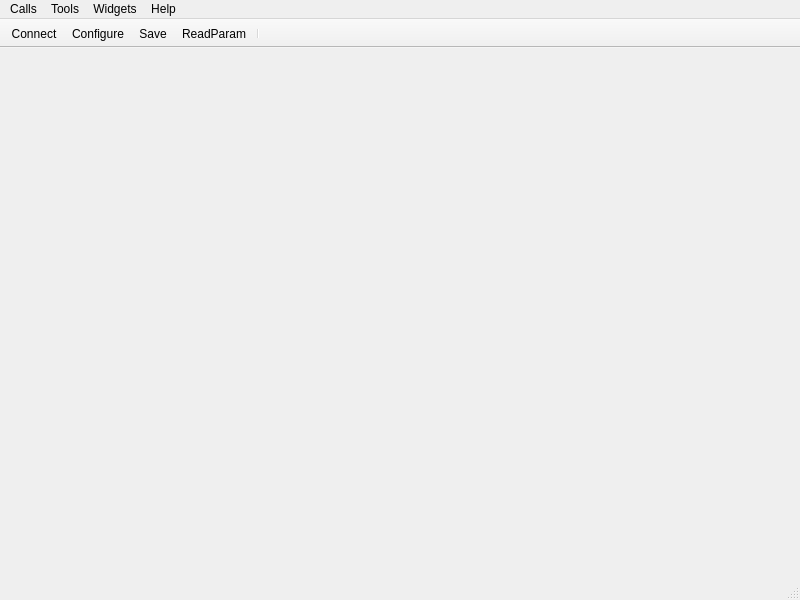
Qt form src/mainwindow.ui (nlbtuyen/ConfigurationGCS) before a commit.
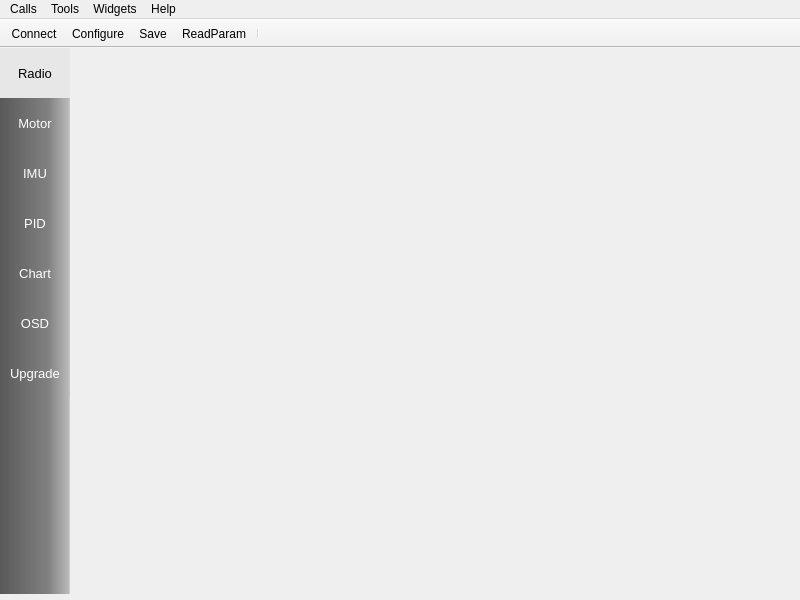
The same form after that commit. Icons and pictures are not drawn.

Commit message: New Layout + Style

Patch:
```diff
--- a/src/mainwindow.ui
+++ b/src/mainwindow.ui
@@ -44,58 +44,408 @@
    <property name="styleSheet">
     <string notr="true"/>
    </property>
-   <layout class="QHBoxLayout" name="horizontalLayout">
-    <item>
-     <widget class="QScrollArea" name="mainConfig">
-      <property name="minimumSize">
+   <widget class="QScrollArea" name="mainConfig">
+    <property name="geometry">
+     <rect>
+      <x>70</x>
+      <y>0</y>
+      <width>730</width>
+      <height>546</height>
+     </rect>
+    </property>
+    <property name="minimumSize">
+     <size>
+      <width>0</width>
+      <height>0</height>
+     </size>
+    </property>
+    <property name="maximumSize">
+     <size>
+      <width>1024</width>
+      <height>800</height>
+     </size>
+    </property>
+    <property name="contextMenuPolicy">
+     <enum>Qt::DefaultContextMenu</enum>
+    </property>
+    <property name="acceptDrops">
+     <bool>true</bool>
+    </property>
+    <property name="autoFillBackground">
+     <bool>false</bool>
+    </property>
+    <property name="styleSheet">
+     <string notr="true"/>
+    </property>
+    <property name="frameShape">
+     <enum>QFrame::NoFrame</enum>
+    </property>
+    <property name="frameShadow">
+     <enum>QFrame::Plain</enum>
+    </property>
+    <property name="sizeAdjustPolicy">
+     <enum>QAbstractScrollArea::AdjustToContents</enum>
+    </property>
+    <property name="widgetResizable">
+     <bool>true</bool>
+    </property>
+    <widget class="QWidget" name="scrollAreaWidgetContents">
+     <property name="geometry">
+      <rect>
+       <x>0</x>
+       <y>0</y>
+       <width>730</width>
+       <height>546</height>
+      </rect>
+     </property>
+    </widget>
+   </widget>
+   <widget class="QScrollArea" name="scrollArea">
+    <property name="geometry">
+     <rect>
+      <x>0</x>
+      <y>0</y>
+      <width>70</width>
+      <height>546</height>
+     </rect>
+    </property>
+    <property name="minimumSize">
+     <size>
+      <width>70</width>
+      <height>546</height>
+     </size>
+    </property>
+    <property name="maximumSize">
+     <size>
+      <width>70</width>
+      <height>550</height>
+     </size>
+    </property>
+    <property name="styleSheet">
+     <string notr="true">background-color: qlineargradient(spread:pad, x1:0, y1:0, x2:1, y2:0, stop:0 rgba(89, 89, 89, 255), stop:0.693182 rgba(129, 129, 129, 255), stop:0.98 rgba(185, 185, 185, 255), stop:1 rgba(0, 0, 0, 0));
+border: 0px;</string>
+    </property>
+    <property name="widgetResizable">
+     <bool>true</bool>
+    </property>
+    <widget class="QWidget" name="scrollAreaWidgetContents_4">
+     <property name="geometry">
+      <rect>
+       <x>0</x>
+       <y>0</y>
+       <width>70</width>
+       <height>546</height>
+      </rect>
+     </property>
+     <widget class="QToolButton" name="btn_RADIO">
+      <property name="geometry">
+       <rect>
+        <x>0</x>
+        <y>0</y>
+        <width>70</width>
+        <height>50</height>
+       </rect>
+      </property>
+      <property name="font">
+       <font>
+        <family>Arial</family>
+        <pointsize>10</pointsize>
+        <kerning>true</kerning>
+       </font>
+      </property>
+      <property name="styleSheet">
+       <string notr="true">QToolButton { 
+	background-color: #E7E7E7;
+	color: #000000;
+	border: 0px;
+}
+
+QToolButton:hover{
+	background-color: qlineargradient(spread:pad, x1:0, y1:1, x2:0, y2:0, stop:0.0113636 rgba(172, 172, 172, 255), stop:0.539773 rgba(255, 255, 255, 255), stop:0.977273 rgba(172, 172, 172, 255));
+	color: #000000;
+	border:0px;
+}
+</string>
+      </property>
+      <property name="text">
+       <string>Radio</string>
+      </property>
+      <property name="icon">
+       <iconset resource="../terminal.qrc">
+        <normaloff>:/images/radiocontrol-32.png</normaloff>:/images/radiocontrol-32.png</iconset>
+      </property>
+      <property name="iconSize">
        <size>
-        <width>0</width>
-        <height>0</height>
+        <width>24</width>
+        <height>24</height>
        </size>
       </property>
-      <property name="maximumSize">
+      <property name="popupMode">
+       <enum>QToolButton::DelayedPopup</enum>
+      </property>
+      <property name="toolButtonStyle">
+       <enum>Qt::ToolButtonTextUnderIcon</enum>
+      </property>
+     </widget>
+     <widget class="QToolButton" name="btn_MOTOR">
+      <property name="geometry">
+       <rect>
+        <x>0</x>
+        <y>50</y>
+        <width>70</width>
+        <height>50</height>
+       </rect>
+      </property>
+      <property name="font">
+       <font>
+        <family>Arial</family>
+        <pointsize>10</pointsize>
+       </font>
+      </property>
+      <property name="styleSheet">
+       <string notr="true">QToolButton { 
+	color: #FFFFFF;
+	border: 0px;
+}
+
+QToolButton:hover{
+	background-color: qlineargradient(spread:pad, x1:0, y1:1, x2:0, y2:0, stop:0.0113636 rgba(172, 172, 172, 255), stop:0.539773 rgba(255, 255, 255, 255), stop:0.977273 rgba(172, 172, 172, 255));
+	color: #000000;
+	border:0px;
+}
+</string>
+      </property>
+      <property name="text">
+       <string>Motor</string>
+      </property>
+     </widget>
+     <widget class="QToolButton" name="btn_IMU">
+      <property name="geometry">
+       <rect>
+        <x>0</x>
+        <y>100</y>
+        <width>70</width>
+        <height>50</height>
+       </rect>
+      </property>
+      <property name="font">
+       <font>
+        <family>Arial</family>
+        <pointsize>10</pointsize>
+       </font>
+      </property>
+      <property name="styleSheet">
+       <string notr="true">QToolButton { 
+	color: #FFFFFF;
+	border: 0px;
+}
+
+QToolButton:hover{
+	background-color: qlineargradient(spread:pad, x1:0, y1:1, x2:0, y2:0, stop:0.0113636 rgba(172, 172, 172, 255), stop:0.539773 rgba(255, 255, 255, 255), stop:0.977273 rgba(172, 172, 172, 255));
+	color: #000000;
+	border:0px;
+}
+</string>
+      </property>
+      <property name="text">
+       <string>IMU</string>
+      </property>
+      <property name="icon">
+       <iconset resource="../terminal.qrc">
+        <normaloff>:/images/imu-24.png</normaloff>:/images/imu-24.png</iconset>
+      </property>
+      <property name="iconSize">
        <size>
-        <width>1024</width>
-        <height>800</height>
+        <width>24</width>
+        <height>24</height>
        </size>
       </property>
-      <property name="contextMenuPolicy">
-       <enum>Qt::DefaultContextMenu</enum>
+      <property name="toolButtonStyle">
+       <enum>Qt::ToolButtonTextUnderIcon</enum>
       </property>
-      <property name="acceptDrops">
-       <bool>true</bool>
+     </widget>
+     <widget class="QToolButton" name="btn_PID">
+      <property name="geometry">
+       <rect>
+        <x>0</x>
+        <y>150</y>
+        <width>70</width>
+        <height>50</height>
+       </rect>
       </property>
-      <property name="autoFillBackground">
-       <bool>false</bool>
+      <property name="font">
+       <font>
+        <family>Arial</family>
+        <pointsize>10</pointsize>
+       </font>
       </property>
       <property name="styleSheet">
-       <string notr="true"/>
+       <string notr="true">QToolButton { 
+	color: #FFFFFF;
+	border: 0px;
+}
+
+QToolButton:hover{
+	background-color: qlineargradient(spread:pad, x1:0, y1:1, x2:0, y2:0, stop:0.0113636 rgba(172, 172, 172, 255), stop:0.539773 rgba(255, 255, 255, 255), stop:0.977273 rgba(172, 172, 172, 255));
+	color: #000000;
+	border:0px;
+}
+</string>
       </property>
-      <property name="frameShape">
-       <enum>QFrame::NoFrame</enum>
+      <property name="text">
+       <string>PID</string>
       </property>
-      <property name="frameShadow">
-       <enum>QFrame::Plain</enum>
+      <property name="icon">
+       <iconset resource="../terminal.qrc">
+        <normaloff>:/images/PID-24.png</normaloff>:/images/PID-24.png</iconset>
       </property>
-      <property name="sizeAdjustPolicy">
-       <enum>QAbstractScrollArea::AdjustToContents</enum>
+      <property name="iconSize">
+       <size>
+        <width>24</width>
+        <height>24</height>
+       </size>
       </property>
-      <property name="widgetResizable">
-       <bool>true</bool>
+      <property name="toolButtonStyle">
+       <enum>Qt::ToolButtonTextUnderIcon</enum>
       </property>
-      <widget class="QWidget" name="scrollAreaWidgetContents">
-       <property name="geometry">
-        <rect>
-         <x>0</x>
-         <y>0</y>
-         <width>782</width>
-         <height>508</height>
-        </rect>
-       </property>
-      </widget>
      </widget>
-    </item>
-   </layout>
+     <widget class="QToolButton" name="btn_CHART">
+      <property name="geometry">
+       <rect>
+        <x>0</x>
+        <y>200</y>
+        <width>70</width>
+        <height>50</height>
+       </rect>
+      </property>
+      <property name="font">
+       <font>
+        <family>Arial</family>
+        <pointsize>10</pointsize>
+       </font>
+      </property>
+      <property name="styleSheet">
+       <string notr="true">QToolButton { 
+	color: #FFFFFF;
+	border: 0px;
+}
+
+QToolButton:hover{
+	background-color: qlineargradient(spread:pad, x1:0, y1:1, x2:0, y2:0, stop:0.0113636 rgba(172, 172, 172, 255), stop:0.539773 rgba(255, 255, 255, 255), stop:0.977273 rgba(172, 172, 172, 255));
+	color: #000000;
+	border:0px;
+}
+</string>
+      </property>
+      <property name="text">
+       <string>Chart</string>
+      </property>
+      <property name="icon">
+       <iconset resource="../terminal.qrc">
+        <normaloff>:/images/line-chart-24.png</normaloff>:/images/line-chart-24.png</iconset>
+      </property>
+      <property name="iconSize">
+       <size>
+        <width>24</width>
+        <height>24</height>
+       </size>
+      </property>
+      <property name="toolButtonStyle">
+       <enum>Qt::ToolButtonTextUnderIcon</enum>
+      </property>
+     </widget>
+     <widget class="QToolButton" name="btn_OSD">
+      <property name="geometry">
+       <rect>
+        <x>0</x>
+        <y>250</y>
+        <width>70</width>
+        <height>50</height>
+       </rect>
+      </property>
+      <property name="font">
+       <font>
+        <family>Arial</family>
+        <pointsize>10</pointsize>
+       </font>
+      </property>
+      <property name="styleSheet">
+       <string notr="true">QToolButton { 
+	color: #FFFFFF;
+	border: 0px;
+}
+
+QToolButton:hover{
+	background-color:qlineargradient(spread:pad, x1:0, y1:1, x2:0, y2:0, stop:0.0113636 rgba(172, 172, 172, 255), stop:0.539773 rgba(255, 255, 255, 255), stop:0.977273 rgba(172, 172, 172, 255));
+	color: #000000;
+	border:0px;
+}
+</string>
+      </property>
+      <property name="text">
+       <string>OSD</string>
+      </property>
+      <property name="icon">
+       <iconset resource="../terminal.qrc">
+        <normaloff>:/images/OSD-24.png</normaloff>:/images/OSD-24.png</iconset>
+      </property>
+      <property name="iconSize">
+       <size>
+        <width>24</width>
+        <height>24</height>
+       </size>
+      </property>
+      <property name="toolButtonStyle">
+       <enum>Qt::ToolButtonTextUnderIcon</enum>
+      </property>
+     </widget>
+     <widget class="QToolButton" name="btn_UPGRADE">
+      <property name="geometry">
+       <rect>
+        <x>0</x>
+        <y>300</y>
+        <width>70</width>
+        <height>50</height>
+       </rect>
+      </property>
+      <property name="font">
+       <font>
+        <family>Arial</family>
+        <pointsize>10</pointsize>
+       </font>
+      </property>
+      <property name="styleSheet">
+       <string notr="true">QToolButton { 
+	color: #FFFFFF;
+	border: 0px;
+}
+
+QToolButton:hover{
+	background-color: qlineargradient(spread:pad, x1:0, y1:1, x2:0, y2:0, stop:0.0113636 rgba(172, 172, 172, 255), stop:0.539773 rgba(255, 255, 255, 255), stop:0.977273 rgba(172, 172, 172, 255));
+	color: #000000;
+	border:0px;
+}
+</string>
+      </property>
+      <property name="text">
+       <string>Upgrade</string>
+      </property>
+      <property name="icon">
+       <iconset resource="../terminal.qrc">
+        <normaloff>:/images/firmware-update-24.png</normaloff>:/images/firmware-update-24.png</iconset>
+      </property>
+      <property name="iconSize">
+       <size>
+        <width>24</width>
+        <height>24</height>
+       </size>
+      </property>
+      <property name="toolButtonStyle">
+       <enum>Qt::ToolButtonTextUnderIcon</enum>
+      </property>
+     </widget>
+    </widget>
+   </widget>
   </widget>
   <widget class="QToolBar" name="mainToolBar">
    <property name="sizePolicy">
@@ -167,14 +517,6 @@
    <addaction name="menuWidgets"/>
    <addaction name="menuHelp"/>
   </widget>
-  <widget class="QStatusBar" name="statusBar">
-   <property name="enabled">
-    <bool>false</bool>
-   </property>
-   <property name="sizeGripEnabled">
-    <bool>true</bool>
-   </property>
-  </widget>
   <action name="actionConnect">
    <property name="icon">
     <iconset resource="../terminal.qrc">
```
The commit also changes 10 other files.
